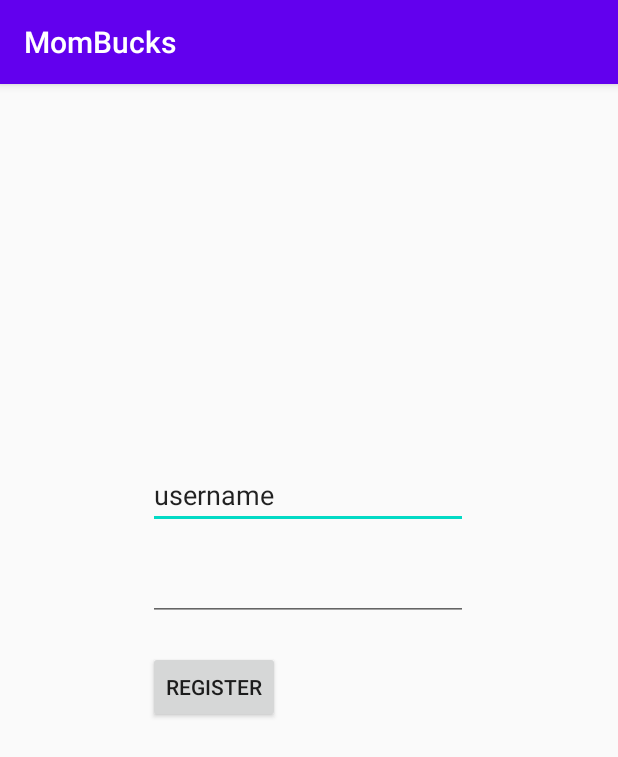
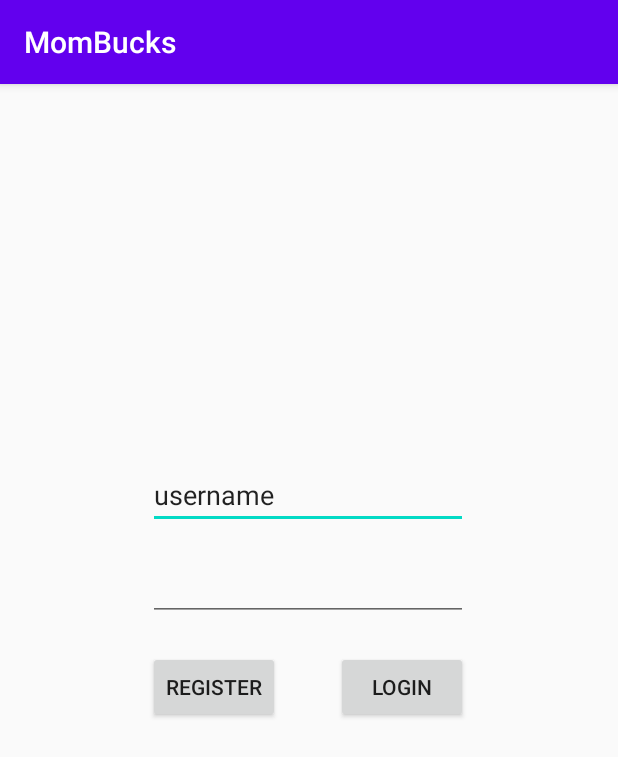
Before and after one commit to KarlitosTaquitos/MomBucks, an Android app: the screen it shows after launch (MainActivity), on a phone screen of 412 x 824 dp. Shown: the top 757 px of the screen. Run offline under Robolectric (Android 15) with nearby library versions, the phone set to English and light mode, and no system bars.

Commit message:
Login
added the logic to log in, doesn't have a new activity to go to after that

```diff
--- a/app/src/main/res/layout/activity_main.xml
+++ b/app/src/main/res/layout/activity_main.xml
@@ -38,4 +38,12 @@
         android:text="Register"
         app:layout_constraintStart_toStartOf="@+id/password"
         app:layout_constraintTop_toBottomOf="@+id/password" />
+
+    <Button
+        android:id="@+id/button2"
+        android:layout_width="wrap_content"
+        android:layout_height="wrap_content"
+        android:text="Login"
+        app:layout_constraintEnd_toEndOf="@+id/password"
+        app:layout_constraintTop_toTopOf="@+id/button" />
 </androidx.constraintlayout.widget.ConstraintLayout>
```
Also changed, not shown: app/src/main/java/com/example/mombucks/MainActivity.java (+62 -0 lines).
